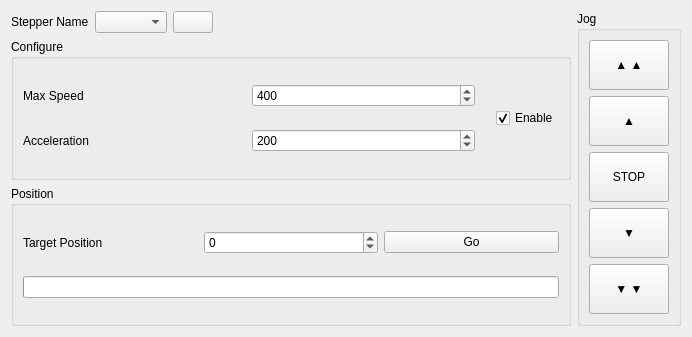
First picture: the form in catkin_ws/src/nuice_gui/nuice_stepper_rqt/resource/StepperPlugin.ui, repository NUMarsIce/NUice, before the edit.
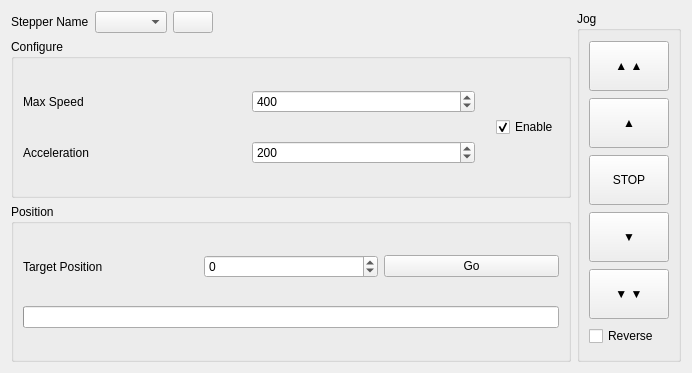
Second picture: the form after the edit. Icons and pictures are not drawn.

Commit message: Fixed stepper UI and added features

The edit to the form file:
```diff
--- a/catkin_ws/src/nuice_gui/nuice_stepper_rqt/resource/StepperPlugin.ui
+++ b/catkin_ws/src/nuice_gui/nuice_stepper_rqt/resource/StepperPlugin.ui
@@ -7,7 +7,7 @@
     <x>0</x>
     <y>0</y>
     <width>692</width>
-    <height>336</height>
+    <height>373</height>
    </rect>
   </property>
   <property name="windowTitle">
@@ -353,6 +353,13 @@
         </property>
        </widget>
       </item>
+      <item>
+       <widget class="QCheckBox" name="reverseBox">
+        <property name="text">
+         <string>Reverse</string>
+        </property>
+       </widget>
+      </item>
      </layout>
     </widget>
    </item>
```
Left out of the diff: 3 changed lines with no effect on the pictures. The commit also changes 5 other files.
